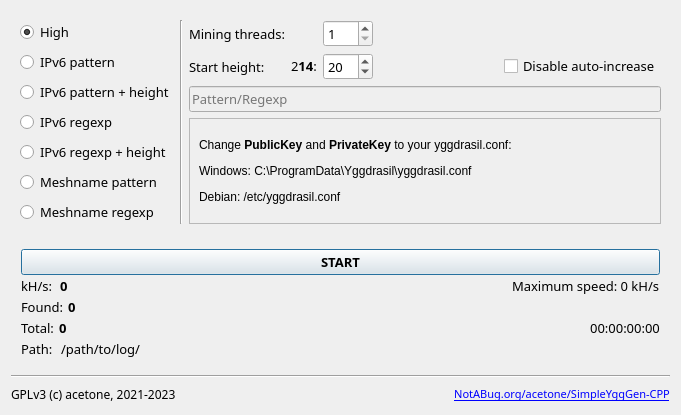
The window that src-qt/widget.ui (freeacetone/SimpleYggGen) describes before a commit, drawn with Qt 5.
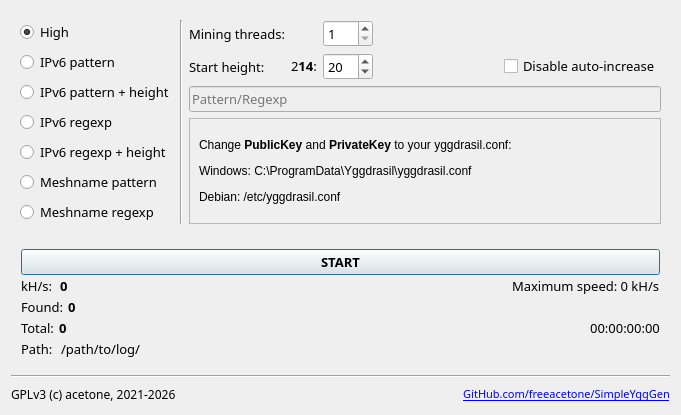
The same window after the commit. Icons and pictures are not drawn.

Commit message: Codename reborn, move to github.com/freeacetone/SimpleYggGen, copyright 2021-2026

```diff
--- a/src-qt/widget.ui
+++ b/src-qt/widget.ui
@@ -743,7 +743,7 @@
         </font>
        </property>
        <property name="text">
-        <string>GPLv3 (c) acetone, 2021-2023</string>
+        <string>GPLv3 (c) acetone, 2021-2026</string>
        </property>
       </widget>
      </item>
@@ -769,7 +769,7 @@
         </font>
        </property>
        <property name="text">
-        <string>&lt;a href=&quot;https://notabug.org/acetone/SimpleYggGen-CPP&quot;&gt;NotABug.org/acetone/SimpleYggGen-CPP&lt;/a&gt;</string>
+        <string>&lt;a href=&quot;https://github.com/freeacetone/SimpleYggGen&quot;&gt;GitHub.com/freeacetone/SimpleYggGen&lt;/a&gt;</string>
        </property>
        <property name="alignment">
         <set>Qt::AlignCenter</set>
```
Left out of the diff: 2 changed lines with no effect on the pictures. The commit also changes 6 other files.
